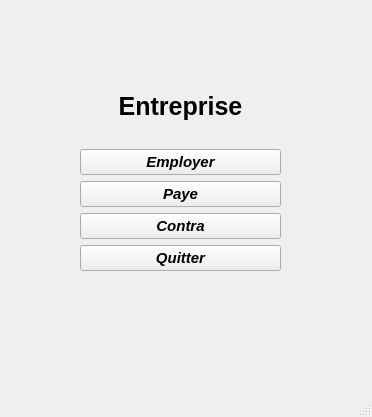
This is UI/Mains.ui in LePerron/Application-gestion-employes-projet-session-2023 as Qt 5 draws it before an edit. The edited form follows.
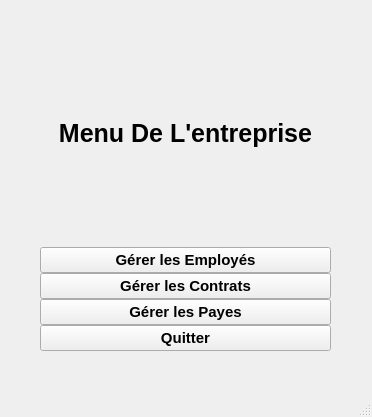
This is the edited form.

Commit message: AJOUTs encore

```diff
--- a/UI/Mains.ui
+++ b/UI/Mains.ui
@@ -17,13 +17,16 @@
    <widget class="QWidget" name="verticalLayoutWidget">
     <property name="geometry">
      <rect>
-      <x>80</x>
-      <y>70</y>
-      <width>201</width>
-      <height>201</height>
+      <x>40</x>
+      <y>20</y>
+      <width>291</width>
+      <height>331</height>
      </rect>
     </property>
-    <layout class="QVBoxLayout" name="verticalLayout">
+    <layout class="QVBoxLayout" name="LayoutMenu" stretch="2,5">
+     <property name="spacing">
+      <number>0</number>
+     </property>
      <item>
       <widget class="QLabel" name="labelNomEntreprise">
        <property name="font">
@@ -34,7 +37,7 @@
         </font>
        </property>
        <property name="text">
-        <string>Entreprise</string>
+        <string>Menu De L'entreprise</string>
        </property>
        <property name="alignment">
         <set>Qt::AlignCenter</set>
@@ -42,17 +45,19 @@
       </widget>
      </item>
      <item>
+      <layout class="QVBoxLayout" name="LayoutBouttons">
+       <item>
       <widget class="QPushButton" name="pushButtonEmployer">
        <property name="font">
         <font>
          <pointsize>11</pointsize>
          <weight>75</weight>
-         <italic>true</italic>
+           <italic>false</italic>
          <bold>true</bold>
         </font>
        </property>
        <property name="text">
-        <string>Employer</string>
+          <string>Gérer les Employés</string>
        </property>
        <property name="checkable">
         <bool>false</bool>
@@ -65,33 +70,33 @@
        </property>
       </widget>
      </item>
-     <item>
-      <widget class="QPushButton" name="pushButtonPaye">
-       <property name="font">
-        <font>
-         <pointsize>11</pointsize>
-         <weight>75</weight>
-         <italic>true</italic>
-         <bold>true</bold>
-        </font>
-       </property>
-       <property name="text">
-        <string>Paye</string>
-       </property>
-      </widget>
-     </item>
      <item>
       <widget class="QPushButton" name="pushButtonContra">
        <property name="font">
         <font>
          <pointsize>11</pointsize>
          <weight>75</weight>
-         <italic>true</italic>
+           <italic>false</italic>
          <bold>true</bold>
         </font>
        </property>
        <property name="text">
-        <string>Contra</string>
+          <string>Gérer les Contrats</string>
+         </property>
+        </widget>
+       </item>
+       <item>
+        <widget class="QPushButton" name="pushButtonPaye">
+         <property name="font">
+          <font>
+           <pointsize>11</pointsize>
+           <weight>75</weight>
+           <italic>false</italic>
+           <bold>true</bold>
+          </font>
+         </property>
+         <property name="text">
+          <string>Gérer les Payes</string>
        </property>
       </widget>
      </item>
@@ -101,7 +106,7 @@
         <font>
          <pointsize>11</pointsize>
          <weight>75</weight>
-         <italic>true</italic>
+           <italic>false</italic>
          <bold>true</bold>
         </font>
        </property>
@@ -109,6 +114,8 @@
         <string>Quitter</string>
        </property>
       </widget>
+       </item>
+      </layout>
      </item>
     </layout>
    </widget>
```
Lines whose indentation alone changed are shown as unchanged. The commit also changes 1 other file.
